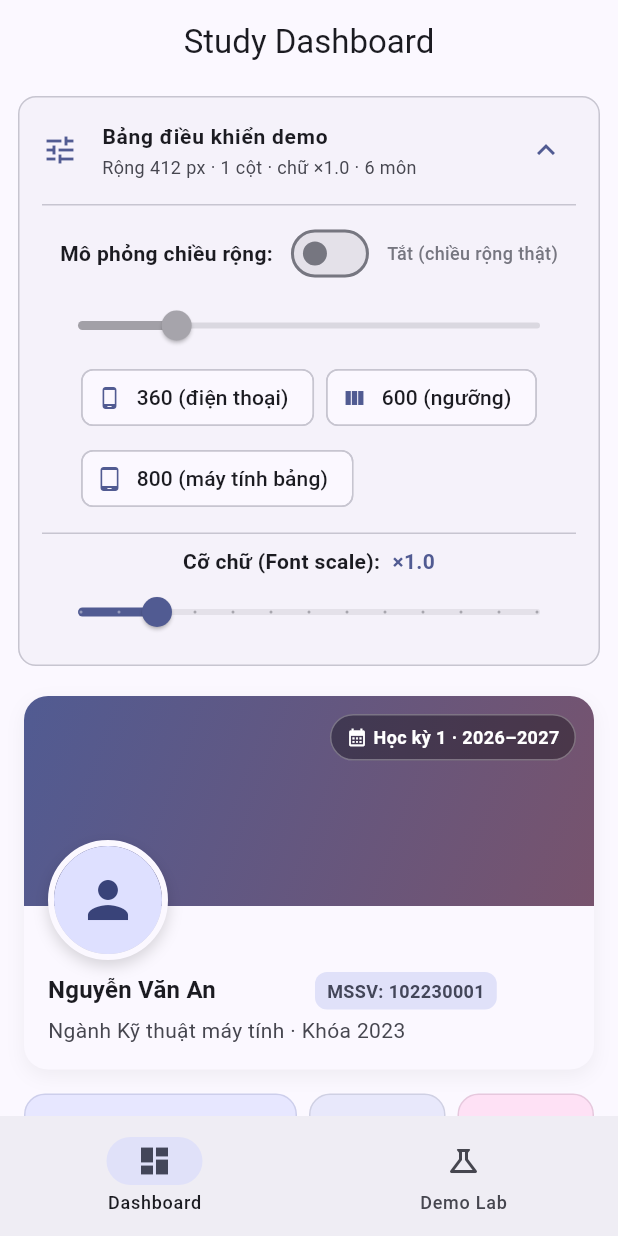
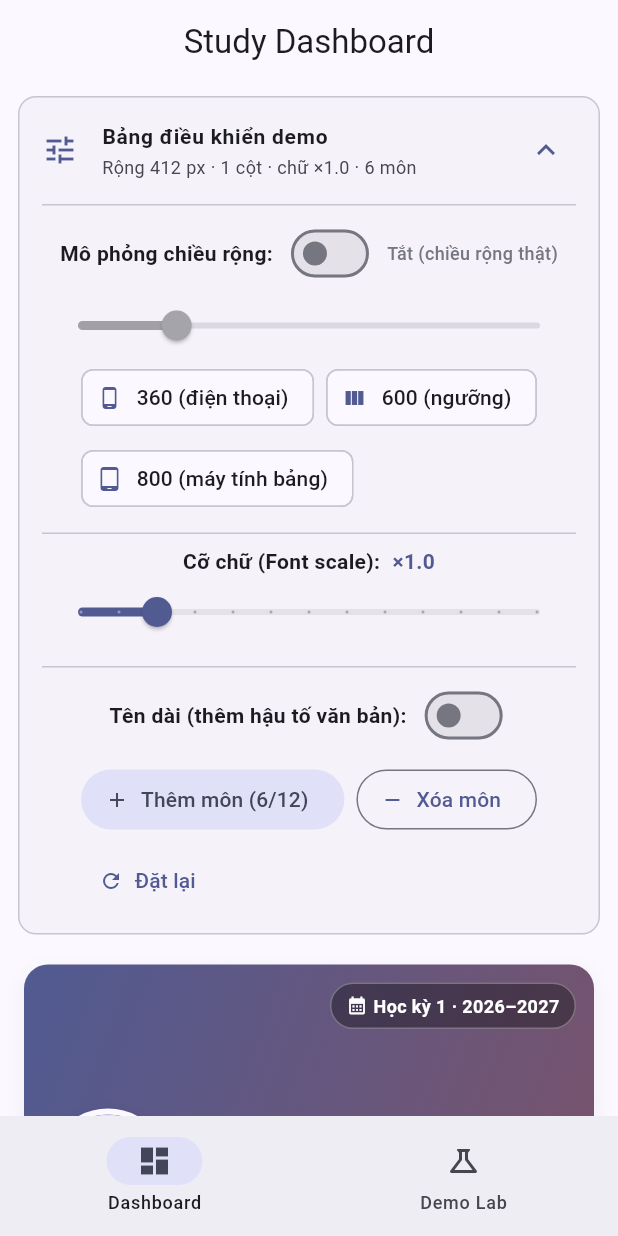
Before and after one commit to cityengin/study-dashboard, a Flutter app: the screen it shows after launch, after a tap on "Bảng điều khiển demo", on a phone screen of 412 x 824 dp. Run offline on Flutter 3.47's test engine with Material 3 defaults, Android fonts, the phone set to English and light mode, and no system bars.

Commit message:
feat(dashboard): text dài, thêm/xóa môn học và đặt lại

```diff
--- a/lib/screens/dashboard/dashboard_screen.dart
+++ b/lib/screens/dashboard/dashboard_screen.dart
@@ -16,6 +16,9 @@ class _DashboardScreenState extends State<DashboardScreen> {
   bool _simulateWidth = false;
   double _simWidth = 411.0;
   double _fontScale = 1.0;
+  bool _longText = false;
+  int _nextCourseIndex = 1;
+
   late List<Course> _courses;
   late List<Deadline> _deadlines;
 
@@ -27,8 +30,68 @@ class _DashboardScreenState extends State<DashboardScreen> {
     _deadlines = List.of(mockDeadlines);
   }
 
+  void _addCourse() {
+    if (_courses.length >= 12) return;
+    setState(() {
+      _courses.add(
+        Course(
+          name: 'Môn học mới $_nextCourseIndex',
+          credits: 3,
+          progress: 0.5,
+          score: 8.0,
+        ),
+      );
+      _nextCourseIndex++;
+    });
+  }
+
+  void _removeCourse() {
+    if (_courses.length <= 1) return;
+    setState(() {
+      _courses.removeLast();
+    });
+  }
+
+  void _resetAll() {
+    setState(() {
+      _simulateWidth = false;
+      _simWidth = 411.0;
+      _fontScale = 1.0;
+      _longText = false;
+      _courses = List.of(mockCourses);
+      _deadlines = List.of(mockDeadlines);
+      _nextCourseIndex = 1;
+    });
+  }
+
   @override
   Widget build(BuildContext context) {
+    // Biến đổi văn bản dài chỉ khi hiển thị, không ghi đè dữ liệu gốc trong state
+    final displayedCourses = _longText
+        ? _courses
+            .map(
+              (c) => Course(
+                name: '${c.name} — học phần nâng cao tự chọn liên ngành kỹ thuật',
+                credits: c.credits,
+                progress: c.progress,
+                score: c.score,
+              ),
+            )
+            .toList()
+        : _courses;
+
+    final displayedDeadlines = _longText
+        ? _deadlines
+            .map(
+              (d) => Deadline(
+                title: '${d.title} (nộp báo cáo kèm slide và mã nguồn đầy đủ)',
+                courseName: d.courseName,
+                daysLeft: d.daysLeft,
+              ),
+            )
+            .toList()
+        : _deadlines;
+
     return Scaffold(
       appBar: AppBar(
         title: const Text('Study Dashboard'),
@@ -42,11 +105,12 @@ class _DashboardScreenState extends State<DashboardScreen> {
 
           return Column(
             children: [
-              // Bảng điều khiển demo độc lập không bị ảnh hưởng bởi font scale của khung xem trước
+              // Bảng điều khiển demo với đầy đủ nút thêm/xóa môn học, text dài và đặt lại
               DemoControlPanel(
                 simulateWidth: _simulateWidth,
                 simWidth: _simWidth,
                 fontScale: _fontScale,
+                longText: _longText,
                 courseCount: _courses.length,
                 columnCount: columnCount,
                 effectiveWidth: effectiveWidth,
@@ -65,17 +129,25 @@ class _DashboardScreenState extends State<DashboardScreen> {
                     _fontScale = value;
                   });
                 },
+                onLongTextChanged: (bool value) {
+                  setState(() {
+                    _longText = value;
+                  });
+                },
+                onAddCourse: _courses.length < 12 ? _addCourse : null,
+                onRemoveCourse: _courses.length > 1 ? _removeCourse : null,
+                onReset: _resetAll,
               ),
 
-              // [Expanded] Khung xem trước chiếm toàn bộ không gian còn lại và áp dụng mô phỏng kích thước, font scale
+              // [Expanded] Khung xem trước nhận danh sách môn và deadline (đã biến đổi theo longText nếu bật)
               Expanded(
                 child: PreviewFrame(
                   simulate: _simulateWidth,
                   width: _simWidth,
                   fontScale: _fontScale,
                   child: DashboardBody(
-                    courses: _courses,
-                    deadlines: _deadlines,
+                    courses: displayedCourses,
+                    deadlines: displayedDeadlines,
                   ),
                 ),
               ),
--- a/lib/screens/dashboard/widgets/demo_control_panel.dart
+++ b/lib/screens/dashboard/widgets/demo_control_panel.dart
@@ -4,24 +4,34 @@ class DemoControlPanel extends StatelessWidget {
   final bool simulateWidth;
   final double simWidth;
   final double fontScale;
+  final bool longText;
   final int courseCount;
   final int columnCount;
   final double effectiveWidth;
   final ValueChanged<bool> onSimulateWidthChanged;
   final ValueChanged<double> onSimWidthChanged;
   final ValueChanged<double> onFontScaleChanged;
+  final ValueChanged<bool> onLongTextChanged;
+  final VoidCallback? onAddCourse;
+  final VoidCallback? onRemoveCourse;
+  final VoidCallback onReset;
 
   const DemoControlPanel({
     super.key,
     required this.simulateWidth,
     required this.simWidth,
     required this.fontScale,
+    required this.longText,
     required this.courseCount,
     required this.columnCount,
     required this.effectiveWidth,
     required this.onSimulateWidthChanged,
     required this.onSimWidthChanged,
     required this.onFontScaleChanged,
+    required this.onLongTextChanged,
+    required this.onAddCourse,
+    required this.onRemoveCourse,
+    required this.onReset,
   });
 
   @override
@@ -156,6 +166,57 @@ class DemoControlPanel extends StatelessWidget {
             label: '×${fontScale.toStringAsFixed(1)}',
             onChanged: onFontScaleChanged,
           ),
+
+          const SizedBox(height: 12),
+          const Divider(height: 1),
+          const SizedBox(height: 8),
+
+          // [Wrap] Điều khiển chuỗi văn bản dài để kiểm thử overflow
+          Wrap(
+            spacing: 8,
+            runSpacing: 4,
+            crossAxisAlignment: WrapCrossAlignment.center,
+            children: [
+              Text(
+                'Tên dài (thêm hậu tố văn bản):',
+                style: theme.textTheme.bodyMedium?.copyWith(fontWeight: FontWeight.w600),
+              ),
+              Switch(
+                key: const Key('long_switch'),
+                value: longText,
+                onChanged: onLongTextChanged,
+              ),
+            ],
+          ),
+
+          const SizedBox(height: 8),
+
+          // [Wrap] Tự động xuống dòng các nút thao tác môn học và đặt lại tránh tràn layout (320px)
+          Wrap(
+            spacing: 8,
+            runSpacing: 6,
+            crossAxisAlignment: WrapCrossAlignment.center,
+            children: [
+              FilledButton.tonalIcon(
+                key: const Key('add_btn'),
+                onPressed: onAddCourse,
+                icon: const Icon(Icons.add, size: 16),
+                label: Text('Thêm môn ($courseCount/12)'),
+              ),
+              OutlinedButton.icon(
+                key: const Key('remove_btn'),
+                onPressed: onRemoveCourse,
+                icon: const Icon(Icons.remove, size: 16),
+                label: const Text('Xóa môn'),
+              ),
+              TextButton.icon(
+                key: const Key('reset_btn'),
+                onPressed: onReset,
+                icon: const Icon(Icons.refresh, size: 16),
+                label: const Text('Đặt lại'),
+              ),
+            ],
+          ),
         ],
       ),
     );
```
